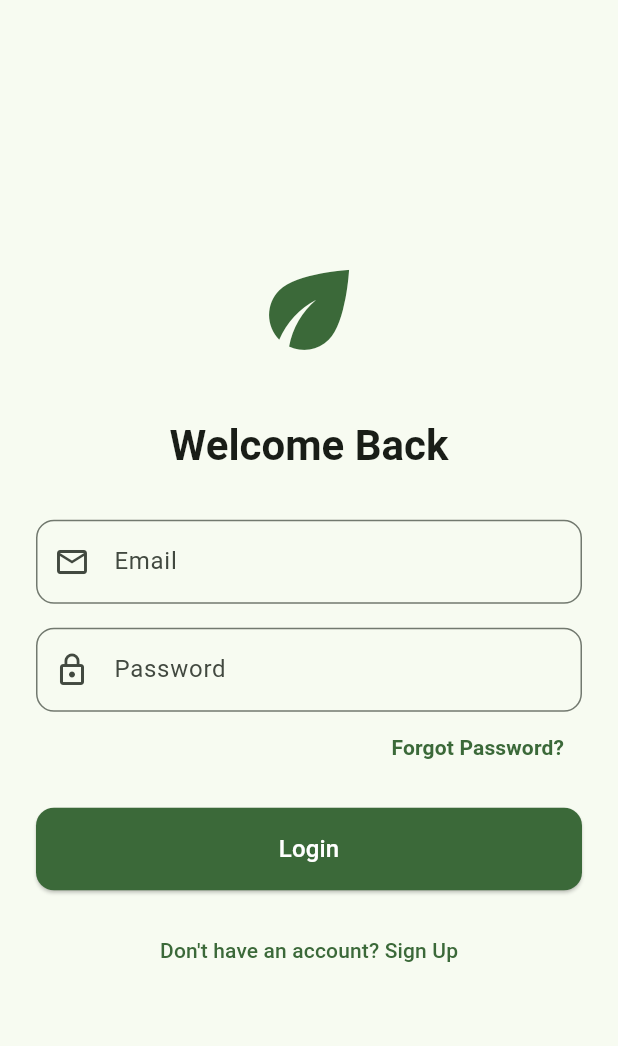
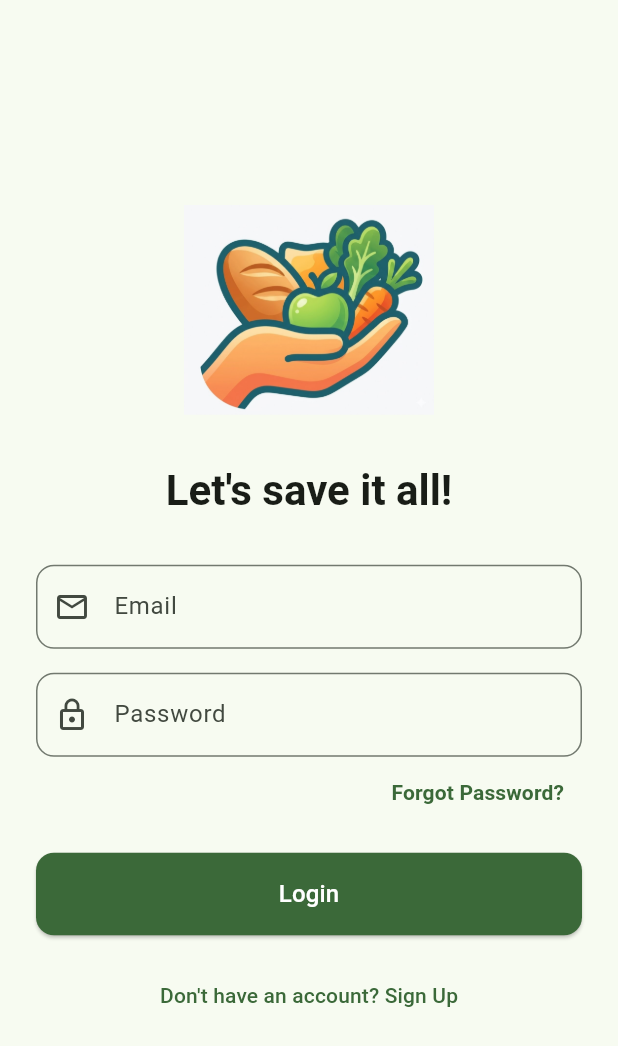
Before and after one commit to YinXuanYX/KitaHack2026, a Flutter app: the screen it shows after launch, on a phone screen of 412 x 824 dp. Shown: the top 1046 px of the screen. Run offline on Flutter 3.47's test engine with Material 3 defaults, Android fonts, the phone set to English and light mode, and no system bars; our stand-ins replace cloud_firestore, firebase_auth, firebase_core, firebase_storage, flutter_local_notifications, flutter_typeahead and 6 more; missing offline and left inert: mobile_scanner; accounts and stored records are empty.

Commit message:
Add fixes and changes

```diff
--- a/lib/main.dart
+++ b/lib/main.dart
@@ -34,7 +34,7 @@ class KitaHackApp extends StatelessWidget {
     final themeProvider = context.watch<ThemeProvider>();
 
     return MaterialApp(
-      title: 'GlobalGrub',
+      title: 'Wastave',
       themeMode: themeProvider.themeMode,
       theme: ThemeData(
         colorSchemeSeed: Colors.green, // Emerald/Forest green base
@@ -64,7 +64,7 @@ class AuthWrapper extends StatelessWidget {
 
   @override
   Widget build(BuildContext context) {
-    final authService = context.watch<AuthService>();
+    final authService = context.read<AuthService>();
 
     return StreamBuilder<User?>(
       stream: authService.authStateChanges,
--- a/lib/screens/auth/login_screen.dart
+++ b/lib/screens/auth/login_screen.dart
@@ -116,14 +116,17 @@ class _LoginScreenState extends State<LoginScreen> {
             mainAxisAlignment: MainAxisAlignment.center,
             crossAxisAlignment: CrossAxisAlignment.stretch,
             children: [
-              Icon(
-                Icons.eco,
-                size: 80,
-                color: Theme.of(context).colorScheme.primary,
+              ClipRRect(
+                borderRadius: BorderRadius.circular(24),
+                child: Image.asset(
+                  'assets/logo.jpg',
+                  height: 140,
+                  fit: BoxFit.contain,
+                ),
               ),
               const SizedBox(height: 32),
               Text(
-                'Welcome Back',
+                'Let\'s save it all!',
                 style: Theme.of(context).textTheme.headlineMedium?.copyWith(
                   fontWeight: FontWeight.bold,
                   color: Theme.of(context).colorScheme.onSurface,
--- a/lib/services/auth_service.dart
+++ b/lib/services/auth_service.dart
@@ -48,7 +48,6 @@ class AuthService extends ChangeNotifier {
 
       await _firestore.collection('users').doc(userCredential.user!.uid).set(userData);
 
-      notifyListeners();
       return userCredential;
     } on FirebaseAuthException catch (e) {
       if (kDebugMode) {
@@ -64,7 +63,6 @@ class AuthService extends ChangeNotifier {
         email: email,
         password: password,
       );
-      notifyListeners();
       return userCredential;
     } on FirebaseAuthException catch (e) {
       if (kDebugMode) {
@@ -87,6 +85,5 @@ class AuthService extends ChangeNotifier {
 
   Future<void> signOut() async {
     await _auth.signOut();
-    notifyListeners();
   }
 }
```
Also changed, not shown: lib/screens/vendor/scanner/vendor_scanner_screen.dart (+47 -1 lines), pubspec.yaml (+8 -0 lines), assets/logo.jpg (added), 32 other files.
